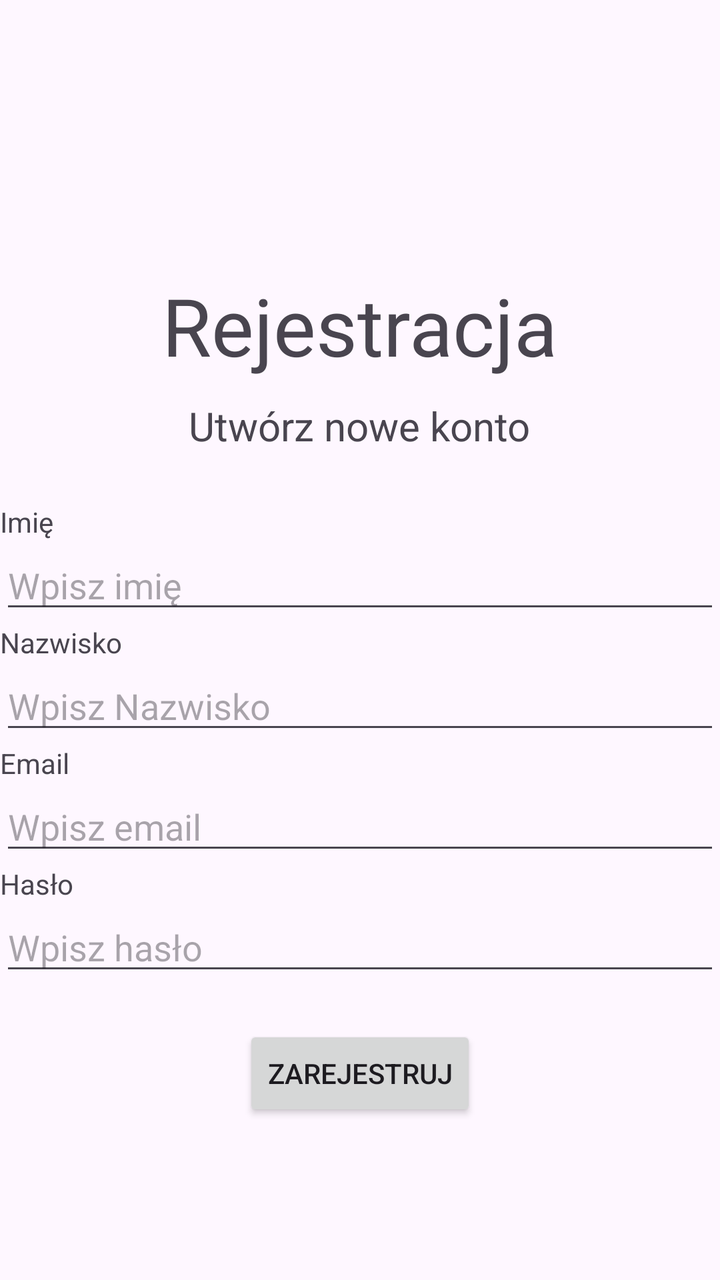
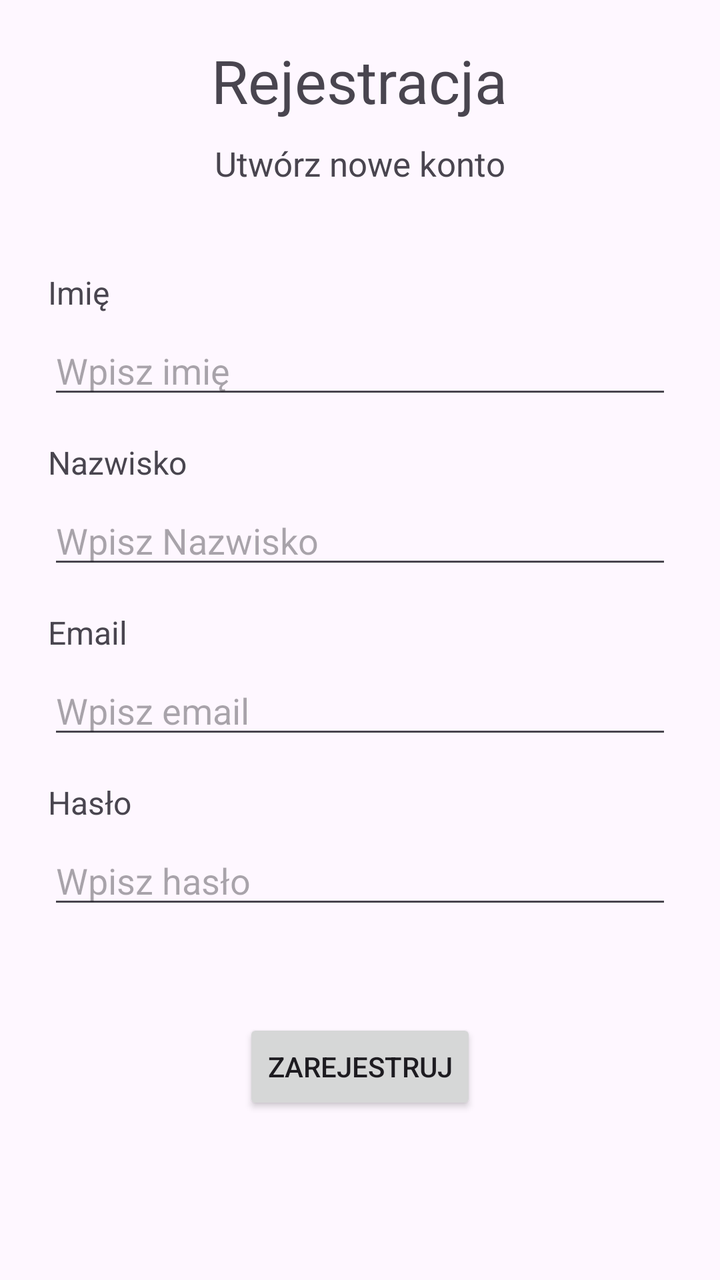

Before-and-after screenshots of an Android layout around one commit, followed by the original layout XML and the change that was made.
<!-- AndroidManifest.xml: application theme Theme.Rejestracja -->
<!-- res/layout/activity_main.xml -->
<?xml version="1.0" encoding="utf-8"?>
<androidx.constraintlayout.widget.ConstraintLayout xmlns:android="http://schemas.android.com/apk/res/android"
    xmlns:app="http://schemas.android.com/apk/res-auto"
    xmlns:tools="http://schemas.android.com/tools"
    android:id="@+id/main"
    android:layout_width="match_parent"
    android:layout_height="match_parent"
    tools:context=".MainActivity">

    <LinearLayout
        android:id="@+id/linearLayout"
        android:layout_width="match_parent"
        android:layout_height="wrap_content"
        android:layout_marginTop="136dp"
        android:gravity="center"
        android:orientation="vertical"
        app:layout_constraintTop_toTopOf="parent"
        tools:layout_editor_absoluteX="0dp">

        <TextView
            android:layout_width="wrap_content"
            android:layout_height="wrap_content"
            android:text="Rejestracja"
            android:textSize="40sp" />

        <TextView
            android:id="@+id/textView"
            android:layout_width="wrap_content"
            android:layout_height="wrap_content"
            android:layout_marginTop="10dp"
            android:text="Utwórz nowe konto"
            android:textSize="20sp" />
    </LinearLayout>

    <LinearLayout
        android:layout_width="match_parent"
        android:layout_height="wrap_content"
        android:orientation="vertical"
        app:layout_constraintBottom_toBottomOf="parent"
        app:layout_constraintTop_toBottomOf="@+id/linearLayout"
        app:layout_constraintVertical_bias="0.239"
        tools:layout_editor_absoluteX="0dp">

        <TextView
            android:id="@+id/textView2"
            android:layout_width="wrap_content"
            android:layout_height="wrap_content"
            android:layout_weight="1"
            android:text="Imię" />

        <EditText
            android:id="@+id/inputName"
            android:layout_width="match_parent"
            android:layout_height="wrap_content"
            android:ems="10"
            android:hint="Wpisz imię"
            android:inputType="text" />

        <TextView
            android:id="@+id/textView2"
            android:layout_width="wrap_content"
            android:layout_height="wrap_content"
            android:layout_weight="1"
            android:text="Nazwisko" />

        <EditText
            android:id="@+id/inputSurname"
            android:layout_width="match_parent"
            android:layout_height="wrap_content"
            android:ems="10"
            android:hint="Wpisz Nazwisko"
            android:inputType="text" />

        <TextView
            android:id="@+id/textView2"
            android:layout_width="wrap_content"
            android:layout_height="wrap_content"
            android:layout_weight="1"
            android:text="Email" />

        <EditText
            android:id="@+id/inputEmail"
            android:layout_width="match_parent"
            android:layout_height="wrap_content"
            android:ems="10"
            android:hint="Wpisz email"
            android:inputType="textEmailAddress" />

        <TextView
            android:id="@+id/textView2"
            android:layout_width="wrap_content"
            android:layout_height="wrap_content"
            android:layout_weight="1"
            android:text="Hasło" />

        <EditText
            android:id="@+id/inputPassword"
            android:layout_width="match_parent"
            android:layout_height="wrap_content"
            android:layout_marginBottom="20dp"
            android:ems="10"
            android:hint="Wpisz hasło"
            android:inputType="textPassword" />

        <Button
            android:id="@+id/buttonRegister"
            android:layout_width="wrap_content"
            android:layout_height="wrap_content"
            android:layout_gravity="center"
            android:layout_weight="1"
            android:text="ZAREJESTRUJ" />
    </LinearLayout>

</androidx.constraintlayout.widget.ConstraintLayout>
<!-- resources referenced by this layout -->
<resources>
  <style name="Theme.Rejestracja" parent="Base.Theme.Rejestracja" />
  <style name="Base.Theme.Rejestracja" parent="Theme.Material3.DayNight.NoActionBar">
          
          
      </style>
</resources>

<!-- the commit's change to res/layout/activity_main.xml (unified diff, before → after) -->
@@ -11,9 +11,9 @@
         android:id="@+id/linearLayout"
         android:layout_width="match_parent"
         android:layout_height="wrap_content"
-        android:layout_marginTop="136dp"
         android:gravity="center"
         android:orientation="vertical"
+        android:layout_marginTop="20dp"
         app:layout_constraintTop_toTopOf="parent"
         tools:layout_editor_absoluteX="0dp">
 
@@ -21,7 +21,7 @@
             android:layout_width="wrap_content"
             android:layout_height="wrap_content"
             android:text="Rejestracja"
-            android:textSize="40sp" />
+            android:textSize="30sp" />
 
         <TextView
             android:id="@+id/textView"
@@ -29,13 +29,14 @@
             android:layout_height="wrap_content"
             android:layout_marginTop="10dp"
             android:text="Utwórz nowe konto"
-            android:textSize="20sp" />
+            android:textSize="17sp" />
     </LinearLayout>
 
     <LinearLayout
         android:layout_width="match_parent"
         android:layout_height="wrap_content"
         android:orientation="vertical"
+        android:padding="24dp"
         app:layout_constraintBottom_toBottomOf="parent"
         app:layout_constraintTop_toBottomOf="@+id/linearLayout"
         app:layout_constraintVertical_bias="0.239"
@@ -45,14 +46,14 @@
             android:id="@+id/textView2"
             android:layout_width="wrap_content"
             android:layout_height="wrap_content"
-            android:layout_weight="1"
+            android:textSize="16sp"
             android:text="Imię" />
 
         <EditText
             android:id="@+id/inputName"
             android:layout_width="match_parent"
             android:layout_height="wrap_content"
-            android:ems="10"
+            android:layout_marginTop="6dp"
             android:hint="Wpisz imię"
             android:inputType="text" />
 
@@ -60,14 +61,15 @@
             android:id="@+id/textView2"
             android:layout_width="wrap_content"
             android:layout_height="wrap_content"
-            android:layout_weight="1"
+            android:layout_marginTop="16dp"
+            android:textSize="16sp"
             android:text="Nazwisko" />
 
         <EditText
             android:id="@+id/inputSurname"
             android:layout_width="match_parent"
             android:layout_height="wrap_content"
-            android:ems="10"
+            android:layout_marginTop="6dp"
             android:hint="Wpisz Nazwisko"
             android:inputType="text" />
 
@@ -75,14 +77,15 @@
             android:id="@+id/textView2"
             android:layout_width="wrap_content"
             android:layout_height="wrap_content"
-            android:layout_weight="1"
+            android:layout_marginTop="16dp"
+            android:textSize="16sp"
             android:text="Email" />
 
         <EditText
             android:id="@+id/inputEmail"
             android:layout_width="match_parent"
             android:layout_height="wrap_content"
-            android:ems="10"
+            android:layout_marginTop="6dp"
             android:hint="Wpisz email"
             android:inputType="textEmailAddress" />
 
@@ -90,7 +93,8 @@
             android:id="@+id/textView2"
             android:layout_width="wrap_content"
             android:layout_height="wrap_content"
-            android:layout_weight="1"
+            android:layout_marginTop="16dp"
+            android:textSize="16sp"
             android:text="Hasło" />
 
         <EditText
@@ -98,7 +102,7 @@
             android:layout_width="match_parent"
             android:layout_height="wrap_content"
             android:layout_marginBottom="20dp"
-            android:ems="10"
+            android:layout_marginTop="6dp"
             android:hint="Wpisz hasło"
             android:inputType="textPassword" />
 
@@ -107,7 +111,7 @@
             android:layout_width="wrap_content"
             android:layout_height="wrap_content"
             android:layout_gravity="center"
-            android:layout_weight="1"
+            android:layout_marginTop="30dp"
             android:text="ZAREJESTRUJ" />
     </LinearLayout>
 
